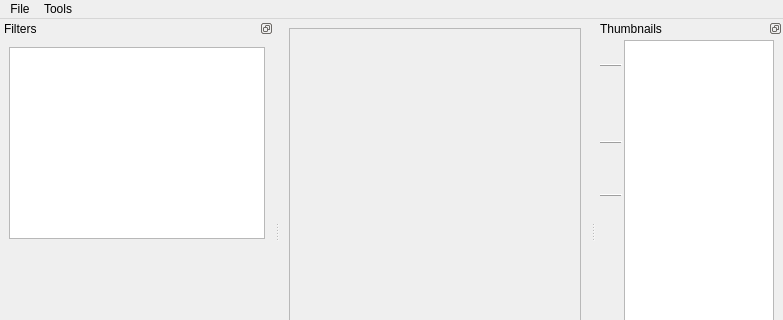
The window that src/app/MainWindow.ui (cnicolai/scantailor-advanced) describes before a commit, drawn with Qt 5; both pictures show x 0 to 783 and y 0 to 320 of the 783 by 464 pixel window.
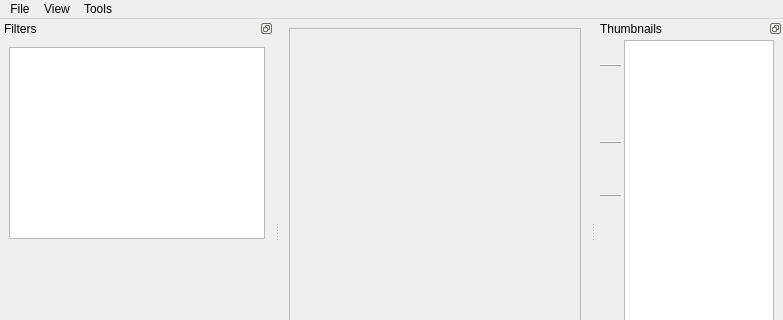
The same window after the commit. Icons and pictures are not drawn. Custom widgets are drawn as their Qt base class.

Commit message:
feat(05-03): switch stages with Cmd-1 to Cmd-6 and Output tabs with Option-Cmd
- View menu with the six stages named as Filter::getName() returns them
- Cmd-1 to Cmd-6 first, the old letter second, enabled only with a project
- Output tabs move to Option-Cmd-1 to Option-Cmd-5 in the same commit
- testStageActions, testViewMenuStages, testOutputTabKeys

Claude-Session: https://claude.ai/code/session_01MgKUDzFciLToDqjQ2Sbrbf

```diff
--- a/src/app/MainWindow.ui
+++ b/src/app/MainWindow.ui
@@ -96,7 +96,19 @@
     <addaction name="actionSettings"/>
     <addaction name="actionQuit"/>
    </widget>
+   <widget class="QMenu" name="menuView">
+    <property name="title">
+     <string>View</string>
+    </property>
+    <addaction name="actionSwitchFilter1"/>
+    <addaction name="actionSwitchFilter2"/>
+    <addaction name="actionSwitchFilter3"/>
+    <addaction name="actionSwitchFilter4"/>
+    <addaction name="actionSwitchFilter5"/>
+    <addaction name="actionSwitchFilter6"/>
+   </widget>
    <addaction name="menuFile"/>
+   <addaction name="menuView"/>
    <addaction name="menuDebug"/>
   </widget>
   <widget class="QStatusBar" name="statusBar"/>
```
Left out of the diff: 55 changed lines with no effect on the pictures. The commit also changes 5 other files.
